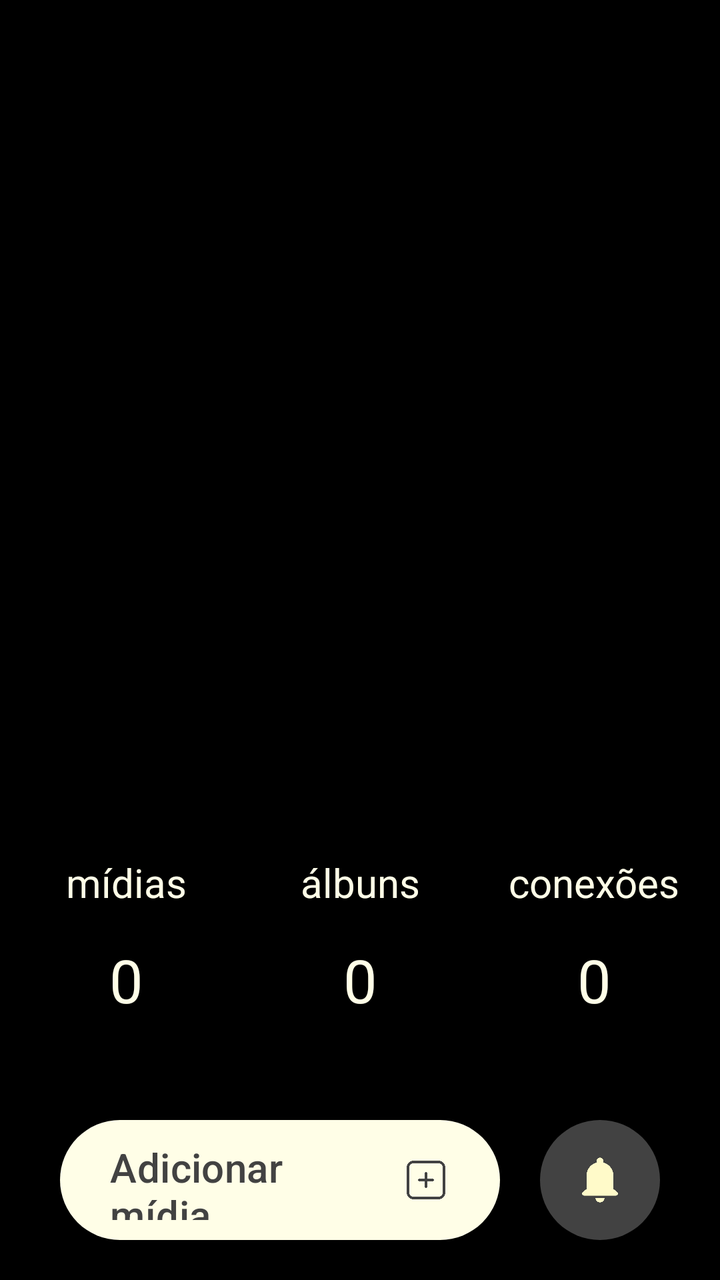
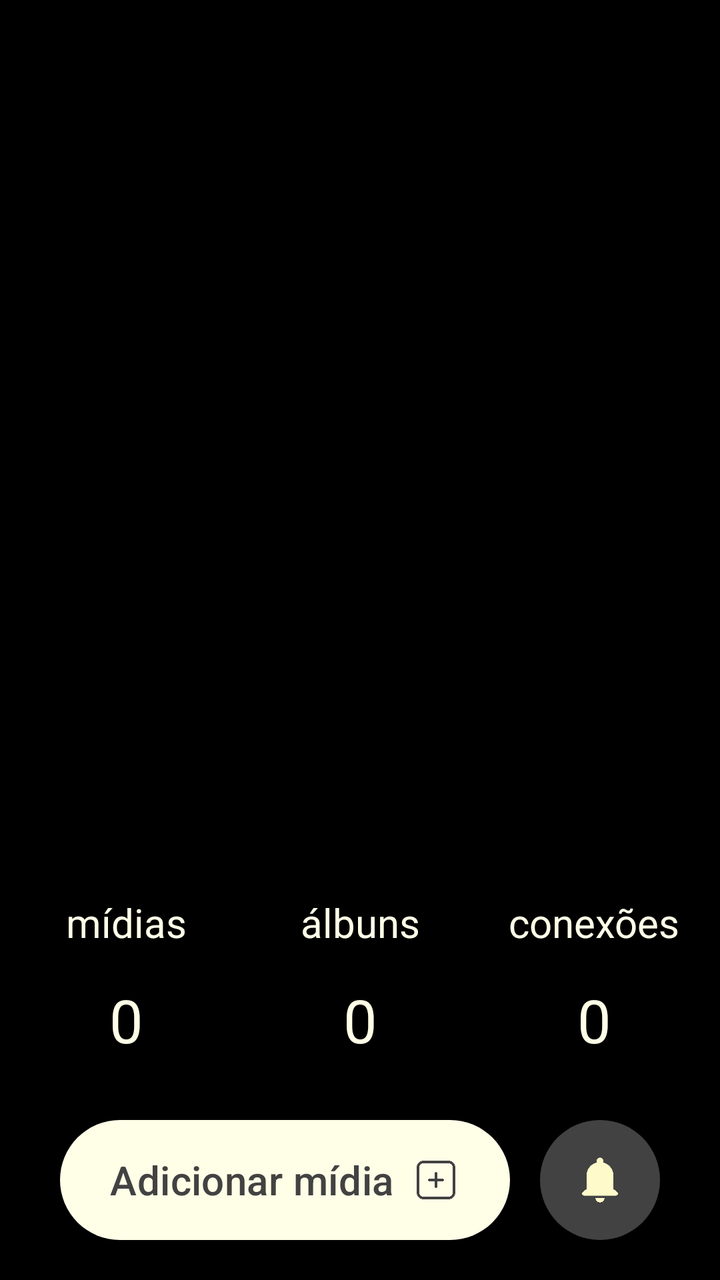

The first picture is an Android layout as it rendered before a commit; the second is the same layout after the commit. The layout source and the unified diff follow.
<!-- AndroidManifest.xml: application theme Theme.Monaly -->
<!-- res/layout/fragment_feed.xml -->
<?xml version="1.0" encoding="utf-8"?>
<androidx.constraintlayout.widget.ConstraintLayout xmlns:android="http://schemas.android.com/apk/res/android"
    xmlns:app="http://schemas.android.com/apk/res-auto"
    xmlns:tools="http://schemas.android.com/tools"
    android:layout_width="match_parent"
    android:layout_height="match_parent"
    android:background="@color/black"
    tools:context=".ui.fragment.navegation.FeedFragment">

    <androidx.viewpager2.widget.ViewPager2
        android:id="@+id/viewPagerFeedAlbums"
        android:layout_width="0dp"
        android:layout_height="0dp"
        android:layout_marginBottom="20dp"
        app:layout_constraintBottom_toTopOf="@+id/textTitleMidia"
        app:layout_constraintEnd_toEndOf="parent"
        app:layout_constraintStart_toStartOf="parent"
        app:layout_constraintTop_toTopOf="parent" />

    <com.google.android.material.button.MaterialButton
        android:id="@+id/buttonAdd"
        android:layout_width="0dp"
        android:layout_height="60dp"
        android:layout_marginStart="30dp"
        android:layout_marginEnd="20dp"
        android:layout_marginBottom="20dp"
        android:background="@drawable/drawable_background_button_gray_dark_10_dp"
        android:gravity="start|center_vertical"
        android:paddingStart="25dp"
        android:paddingEnd="25dp"
        android:text="@string/feed_button_to_add"
        android:textAllCaps="false"
        android:textColor="@color/gray_dark"
        android:textSize="20sp"
        app:backgroundTint="@color/bage_neutral"
        app:icon="@drawable/ic_add_gray_dark"
        app:iconGravity="end"
        app:iconSize="24dp"
        app:iconTint="@null"
        app:layout_constraintBottom_toBottomOf="parent"
        app:layout_constraintEnd_toStartOf="@+id/buttonNotification"
        app:layout_constraintHorizontal_bias="0.0"
        app:layout_constraintStart_toStartOf="parent" />

    <com.google.android.material.button.MaterialButton
        android:id="@+id/buttonNotification"
        android:layout_width="60dp"
        android:layout_height="60dp"
        android:layout_marginEnd="30dp"
        android:layout_marginBottom="20dp"
        android:background="@drawable/drawable_background_button_gray_dark_10_dp"
        android:contentDescription="@string/feed_content_description_notification"
        android:insetTop="0dp"
        android:insetBottom="0dp"
        android:padding="0dp"
        app:backgroundTint="@color/gray_dark"
        app:icon="@drawable/ic_notification_bage_neutral"
        app:iconGravity="textStart"
        app:iconPadding="0dp"
        app:iconSize="28dp"
        app:iconTint="@null"
        app:layout_constraintBottom_toBottomOf="parent"
        app:layout_constraintEnd_toEndOf="parent" />

    <TextView
        android:id="@+id/textDefaultAlbun"
        android:layout_width="wrap_content"
        android:layout_height="wrap_content"
        android:layout_marginBottom="50dp"
        android:text="@string/feed__defaut_number"
        android:textColor="@color/bage_neutral"
        android:textSize="30sp"
        app:layout_constraintBottom_toTopOf="@+id/buttonAdd"
        app:layout_constraintEnd_toEndOf="parent"
        app:layout_constraintStart_toStartOf="parent" />

    <TextView
        android:id="@+id/textDefaultConection"
        android:layout_width="wrap_content"
        android:layout_height="wrap_content"
        android:layout_marginStart="100dp"
        android:text="@string/feed__defaut_number"
        android:textColor="@color/bage_neutral"
        android:textSize="30sp"
        app:layout_constraintBottom_toBottomOf="@+id/textDefaultAlbun"
        app:layout_constraintStart_toEndOf="@+id/textDefaultAlbun" />

    <TextView
        android:id="@+id/textDefaultMidia"
        android:layout_width="wrap_content"
        android:layout_height="wrap_content"
        android:layout_marginEnd="100dp"
        android:text="@string/feed__defaut_number"
        android:textColor="@color/bage_neutral"
        android:textSize="30sp"
        app:layout_constraintBottom_toBottomOf="@+id/textDefaultAlbun"
        app:layout_constraintEnd_toStartOf="@+id/textDefaultAlbun" />

    <TextView
        android:id="@+id/textTitleAlbun"
        android:layout_width="wrap_content"
        android:layout_height="wrap_content"
        android:layout_marginBottom="15dp"
        android:text="@string/feed_title_albuns"
        android:textColor="@color/bage_neutral"
        android:textSize="20sp"
        app:layout_constraintBottom_toTopOf="@+id/textDefaultAlbun"
        app:layout_constraintEnd_toEndOf="parent"
        app:layout_constraintStart_toStartOf="parent" />

    <TextView
        android:id="@+id/textTitleConection"
        android:layout_width="wrap_content"
        android:layout_height="wrap_content"
        android:layout_marginBottom="15dp"
        android:text="@string/feed_title_conections"
        android:textColor="@color/bage_neutral"
        android:textSize="20sp"
        app:layout_constraintBottom_toTopOf="@+id/textDefaultConection"
        app:layout_constraintEnd_toEndOf="@+id/textDefaultConection"
        app:layout_constraintStart_toStartOf="@+id/textDefaultConection" />

    <TextView
        android:id="@+id/textTitleMidia"
        android:layout_width="wrap_content"
        android:layout_height="wrap_content"
        android:layout_marginBottom="15dp"
        android:text="@string/feed_title_midia"
        android:textColor="@color/bage_neutral"
        android:textSize="20sp"
        app:layout_constraintBottom_toTopOf="@+id/textDefaultMidia"
        app:layout_constraintEnd_toEndOf="@+id/textDefaultMidia"
        app:layout_constraintStart_toStartOf="@+id/textDefaultMidia" />

</androidx.constraintlayout.widget.ConstraintLayout>
<!-- resources referenced by this layout -->
<resources>
  <color name="bage_neutral">#fffee7</color>
  <color name="black">#000000</color>
  <color name="gray_dark">#424242</color>
  <!-- drawable drawable_background_button_gray_dark_10_dp (drawable) -->
  <?xml version="1.0" encoding="utf-8"?>
  <shape xmlns:android="http://schemas.android.com/apk/res/android">
  
      <corners android:radius="30dp"/>
      <solid android:color="@color/gray_dark"/>
  
  </shape>
  <!-- drawable ic_add_gray_dark: png bitmap (drawable, 1667 bytes) -->
  <!-- drawable ic_notification_bage_neutral: png bitmap (drawable, 1421 bytes) -->
  <string name="feed__defaut_number">0</string>
  <string name="feed_button_to_add">Adicionar mídia</string>
  <string name="feed_content_description_notification">Botão de notificação</string>
  <string name="feed_title_albuns">álbuns</string>
  <string name="feed_title_conections">conexões</string>
  <string name="feed_title_midia">mídias</string>
  <style name="Theme.Monaly" parent="Base.Theme.Monaly" />
  <style name="Base.Theme.Monaly" parent="Theme.Material3.DayNight.NoActionBar">
  
          <item name="android:navigationBarColor">@color/black</item>
  
      </style>
</resources>

<!-- the commit's change to res/layout/fragment_feed.xml (unified diff, before → after) -->
@@ -22,7 +22,7 @@
         android:layout_width="0dp"
         android:layout_height="60dp"
         android:layout_marginStart="30dp"
-        android:layout_marginEnd="20dp"
+        android:layout_marginEnd="15dp"
         android:layout_marginBottom="20dp"
         android:background="@drawable/drawable_background_button_gray_dark_10_dp"
         android:gravity="start|center_vertical"
@@ -66,7 +66,7 @@
         android:id="@+id/textDefaultAlbun"
         android:layout_width="wrap_content"
         android:layout_height="wrap_content"
-        android:layout_marginBottom="50dp"
+        android:layout_marginBottom="30dp"
         android:text="@string/feed__defaut_number"
         android:textColor="@color/bage_neutral"
         android:textSize="30sp"
